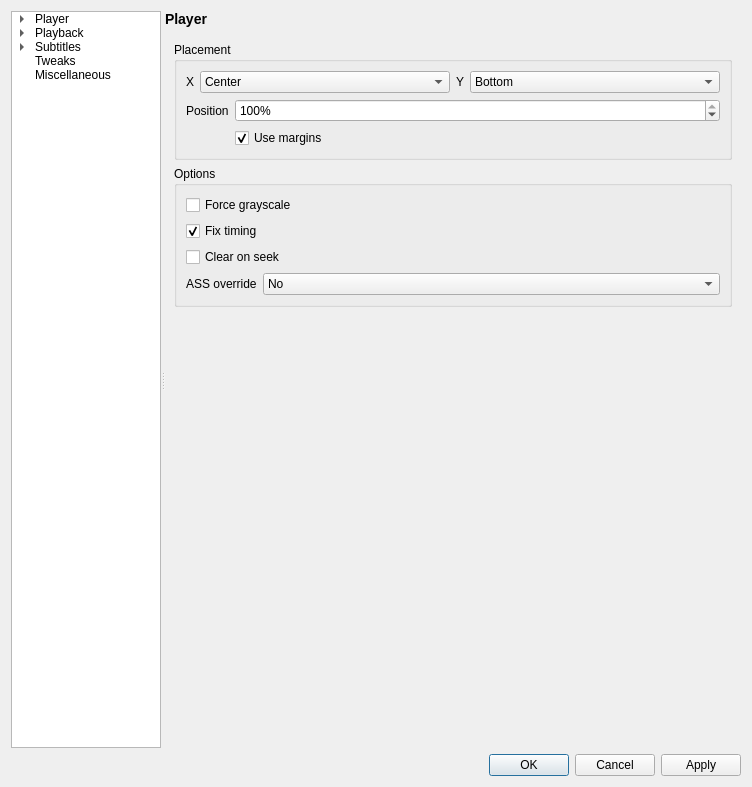
Old version of the form settingswindow.ui in the repository mpc-qt/mpc-qt.
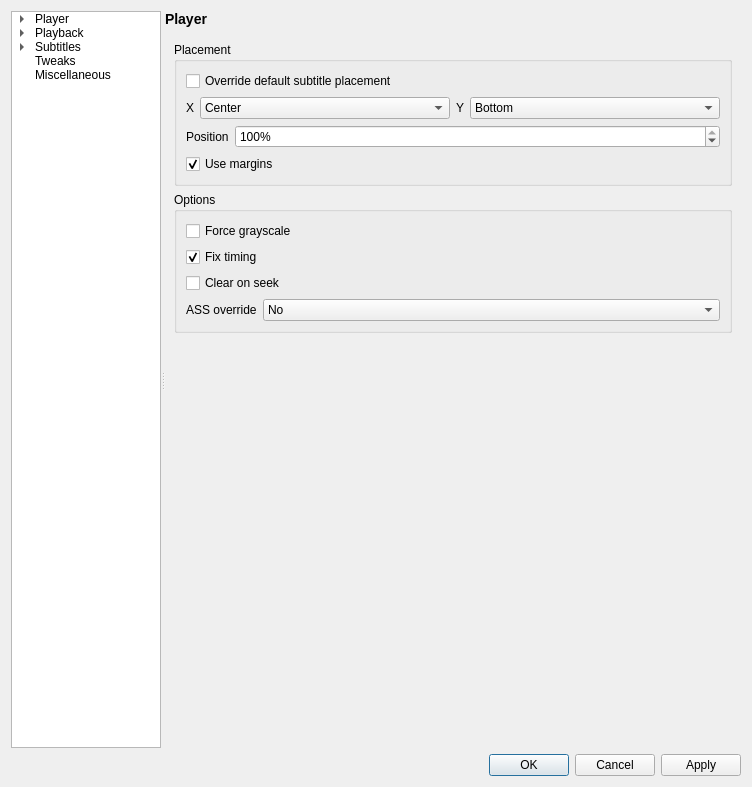
New version of the form. The open tabs and pages were chosen to show the change. Icons and pictures are not drawn.

Commit message:
settingswindow.ui: add forgotten widget
Showed up in my settings structure, but not in my dialog.  How strange.

The edit to the form file:
```diff
--- a/settingswindow.ui
+++ b/settingswindow.ui
@@ -4402,6 +4402,13 @@
               <string>Placement</string>
              </property>
              <layout class="QVBoxLayout" name="verticalLayout_27">
+              <item>
+               <widget class="QCheckBox" name="subtitlesOverridePlacement">
+                <property name="text">
+                 <string>Override default subtitle placement</string>
+                </property>
+               </widget>
+              </item>
               <item>
                <layout class="QGridLayout" name="gridLayout_8" columnstretch="0,1,0,1">
                 <item row="0" column="0">
@@ -4489,7 +4496,9 @@
                   </property>
                  </widget>
                 </item>
-                <item row="1" column="1">
+               </layout>
+              </item>
+              <item>
                  <widget class="QCheckBox" name="subtitlesUseMargins">
                   <property name="text">
                    <string>Use margins</string>
@@ -4498,8 +4507,6 @@
                    <bool>true</bool>
                   </property>
                  </widget>
-                </item>
-               </layout>
               </item>
              </layout>
             </widget>
```
Left out of the diff: 2 changed lines with no effect on the pictures. Lines whose indentation alone changed are shown as unchanged.
